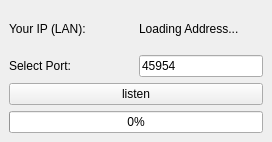
The window that server/view/view_gui.ui (LeeDoor/p2ptransfer) describes before a commit, drawn with Qt 5.
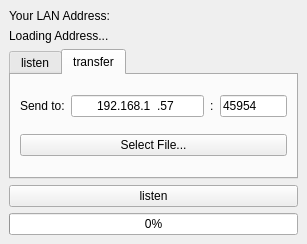
The same window after the commit. The open tabs and pages were chosen to show the change.

Commit message: merging_client_to_server

The edit to the form file:
```diff
--- a/server/view/view_gui.ui
+++ b/server/view/view_gui.ui
@@ -6,33 +6,42 @@
    <rect>
     <x>0</x>
     <y>0</y>
-    <width>272</width>
-    <height>142</height>
+    <width>307</width>
+    <height>244</height>
    </rect>
   </property>
   <property name="windowTitle">
    <string>P2P Listen</string>
   </property>
   <widget class="QWidget" name="centralwidget">
-   <layout class="QVBoxLayout" name="verticalLayout" stretch="1,1,5,5">
+   <layout class="QVBoxLayout" name="verticalLayout" stretch="0,0,0,0,0">
     <item>
-     <layout class="QHBoxLayout" name="ipLayout">
-      <item>
-       <widget class="QLabel" name="_labelYourIP">
+     <widget class="QLabel" name="_labelYourAddress">
         <property name="text">
-         <string>Your IP (LAN):</string>
+       <string>Your LAN Address:</string>
         </property>
        </widget>
       </item>
       <item>
-       <widget class="QLabel" name="ipaddressLabel">
+     <widget class="QLabel" name="addressLabel">
         <property name="text">
          <string>Loading Address...</string>
         </property>
        </widget>
       </item>
-     </layout>
-    </item>
+    <item>
+     <widget class="QTabWidget" name="tabWidget">
+      <property name="tabPosition">
+       <enum>QTabWidget::TabPosition::North</enum>
+      </property>
+      <property name="tabShape">
+       <enum>QTabWidget::TabShape::Rounded</enum>
+      </property>
+      <widget class="QWidget" name="listenerTab">
+       <attribute name="title">
+        <string>listen</string>
+       </attribute>
+       <layout class="QVBoxLayout" name="verticalLayout_2">
     <item>
      <layout class="QHBoxLayout" name="portLayout">
       <item>
@@ -66,8 +75,101 @@
       </item>
      </layout>
     </item>
+       </layout>
+      </widget>
+      <widget class="QWidget" name="transfererTab">
+       <attribute name="title">
+        <string>transfer</string>
+       </attribute>
+       <layout class="QVBoxLayout" name="verticalLayout_3">
     <item>
-     <widget class="QPushButton" name="buttonListen">
+         <layout class="QHBoxLayout" name="horizontalLayout">
+          <item>
+           <widget class="QLabel" name="_labelSelectEndpoint">
+            <property name="text">
+             <string>Send to:</string>
+            </property>
+           </widget>
+          </item>
+          <item>
+           <layout class="QHBoxLayout" name="endpointLayout" stretch="8,1,4">
+            <item>
+             <widget class="QLineEdit" name="addressLineEdit">
+              <property name="minimumSize">
+               <size>
+                <width>125</width>
+                <height>0</height>
+               </size>
+              </property>
+              <property name="inputMask">
+               <string>000.000.000.000</string>
+              </property>
+              <property name="text">
+               <string>192.168.1.57</string>
+              </property>
+              <property name="alignment">
+               <set>Qt::AlignmentFlag::AlignCenter</set>
+              </property>
+             </widget>
+            </item>
+            <item>
+             <widget class="QLabel" name="_colon_label">
+              <property name="sizePolicy">
+               <sizepolicy hsizetype="Fixed" vsizetype="Minimum">
+                <horstretch>0</horstretch>
+                <verstretch>0</verstretch>
+               </sizepolicy>
+              </property>
+              <property name="text">
+               <string>:</string>
+              </property>
+             </widget>
+            </item>
+            <item>
+             <widget class="QLineEdit" name="transferPortLineEdit">
+              <property name="sizePolicy">
+               <sizepolicy hsizetype="Preferred" vsizetype="Fixed">
+                <horstretch>0</horstretch>
+                <verstretch>0</verstretch>
+               </sizepolicy>
+              </property>
+              <property name="minimumSize">
+               <size>
+                <width>60</width>
+                <height>0</height>
+               </size>
+              </property>
+              <property name="maximumSize">
+               <size>
+                <width>16777205</width>
+                <height>16777215</height>
+               </size>
+              </property>
+              <property name="inputMask">
+               <string>00000</string>
+              </property>
+              <property name="text">
+               <string>45954</string>
+              </property>
+             </widget>
+            </item>
+           </layout>
+          </item>
+         </layout>
+        </item>
+        <item>
+         <widget class="QPushButton" name="selectFileButton">
+          <property name="text">
+           <string>Select File...</string>
+          </property>
+         </widget>
+        </item>
+       </layout>
+      </widget>
+     </widget>
+    </item>
+    <item>
+     <widget class="QPushButton" name="actionButton">
       <property name="text">
        <string>listen</string>
       </property>
```
Left out of the diff: 36 changed lines with no effect on the pictures. Lines whose indentation alone changed are shown as unchanged. The commit also changes 2 other files.
